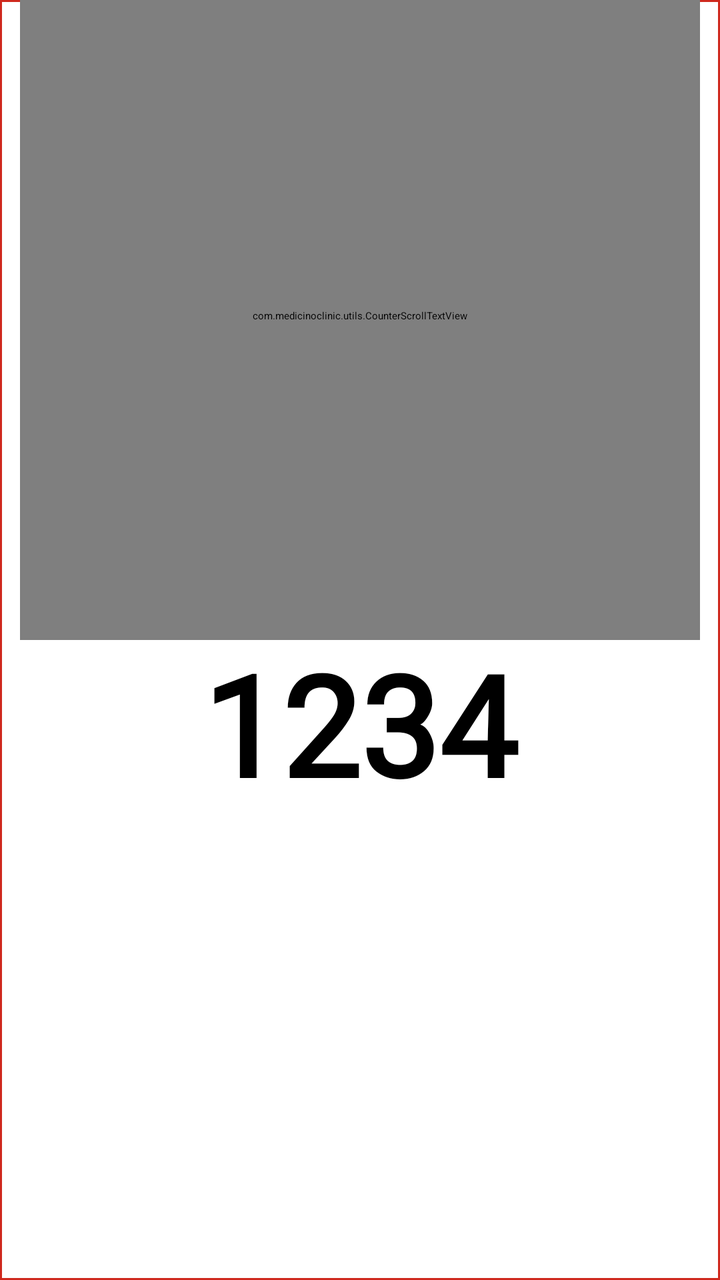
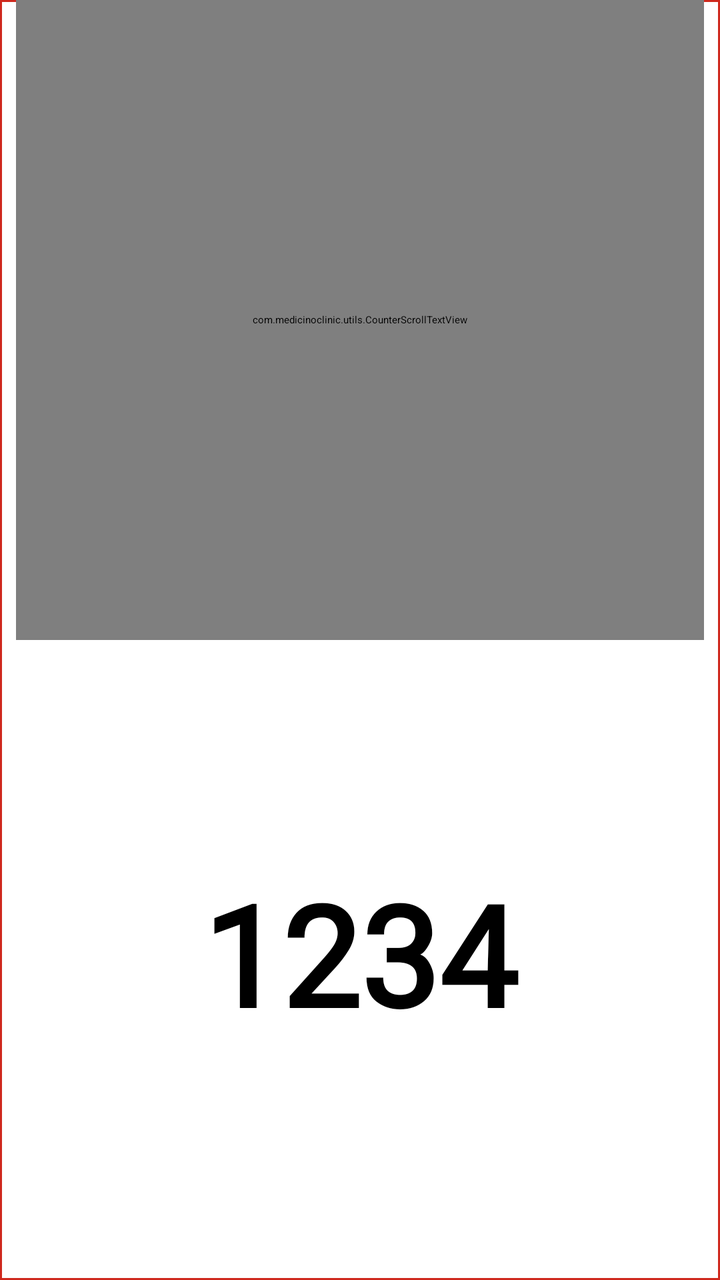

An Android layout rendered at two revisions. The XML below is the earlier revision; the diff shows what the commit changed to produce the second picture.
<!-- AndroidManifest.xml: application theme Theme.MedicinoAndroidTV -->
<!-- res/layout/item_counter1.xml -->
<?xml version="1.0" encoding="utf-8"?>
<LinearLayout xmlns:android="http://schemas.android.com/apk/res/android"
    android:layout_width="match_parent"
    android:layout_height="match_parent"
    android:background="@drawable/focus"
    android:focusable="true"
    android:focusableInTouchMode="true"
    android:orientation="vertical"
    android:paddingStart="10dp"
    android:paddingEnd="10dp"
    android:weightSum="2">

    <com.medicinoclinic.utils.CounterScrollTextView
        android:id="@+id/tv_name"
        android:layout_width="match_parent"
        android:layout_height="0dp"
        android:layout_weight="1"
        android:gravity="bottom|center_horizontal"
        android:singleLine="true"
        android:text="Counter A"
        android:fontFamily="@font/poppins_regular"
        android:textColor="@color/black"
        android:textSize="50sp"
        android:textStyle="bold"
        android:paddingTop="0dp"
        android:paddingBottom="4dp"
        android:lineSpacingExtra="0dp"
        android:textFontWeight="900"
        android:includeFontPadding="false" />

    <TextView
        android:id="@+id/tv_token"
        android:layout_width="match_parent"
        android:layout_height="0dp"
        android:layout_weight="1"
        android:gravity="top|center_horizontal"
        android:text="1234"
        android:textColor="@android:color/black"
        android:textSize="70sp"
        android:textStyle="bold"
        android:paddingTop="4dp"
        android:fontFamily="@font/poppins_bold"
        android:paddingBottom="0dp"
        android:lineSpacingExtra="0dp"
        android:includeFontPadding="false" />

</LinearLayout>
<!-- resources referenced by this layout -->
<resources>
  <color name="black">#000000</color>
  <!-- drawable focus (drawable) -->
  <?xml version="1.0" encoding="utf-8"?>
  <selector xmlns:android="http://schemas.android.com/apk/res/android">
      <item android:state_focused="true" android:drawable="@drawable/rectangle_bg1" />
      <item android:drawable="@drawable/rectangle_bg" />
  </selector>
  <style name="Theme.MedicinoAndroidTV" parent="@style/Theme.Leanback" />
  <!-- drawable rectangle_bg1 (drawable) -->
  <?xml version="1.0" encoding="utf-8"?>
  <shape xmlns:android="http://schemas.android.com/apk/res/android">
      <solid android:color="@color/selectedBg"/>
      <stroke android:width="1dp" android:color="@color/red"/>
      <corners android:radius="1dp" />
  
  </shape>
  <!-- drawable rectangle_bg (drawable) -->
  <?xml version="1.0" encoding="utf-8"?>
  <shape xmlns:android="http://schemas.android.com/apk/res/android">
      <solid android:color="@color/white"/>
  
      <stroke android:width="1dp"
          android:color="@color/red"
          />
  
  
  
  
  
  
  
      <corners android:bottomRightRadius="0dp"
          android:bottomLeftRadius="0dp"
          android:topLeftRadius="0dp"
          android:topRightRadius="0dp"/>
  </shape>
  <color name="selectedBg">#A692F3DE</color>
  <color name="red">#CF291E</color>
  <color name="white">#ffffff</color>
</resources>

<!-- the commit's change to res/layout/item_counter1.xml (unified diff, before → after) -->
@@ -3,11 +3,13 @@
     android:layout_width="match_parent"
     android:layout_height="match_parent"
     android:background="@drawable/focus"
+    android:clipChildren="true"
+    android:clipToPadding="true"
     android:focusable="true"
     android:focusableInTouchMode="true"
     android:orientation="vertical"
-    android:paddingStart="10dp"
-    android:paddingEnd="10dp"
+    android:paddingStart="8dp"
+    android:paddingEnd="8dp"
     android:weightSum="2">
 
     <com.medicinoclinic.utils.CounterScrollTextView
@@ -15,33 +17,32 @@
         android:layout_width="match_parent"
         android:layout_height="0dp"
         android:layout_weight="1"
-        android:gravity="bottom|center_horizontal"
+        android:ellipsize="none"
+        android:fontFamily="@font/poppins_regular"
+        android:gravity="center"
+        android:includeFontPadding="false"
+        android:lineSpacingExtra="0dp"
+        android:maxLines="1"
         android:singleLine="true"
         android:text="Counter A"
-        android:fontFamily="@font/poppins_regular"
         android:textColor="@color/black"
+        android:textFontWeight="900"
         android:textSize="50sp"
-        android:textStyle="bold"
-        android:paddingTop="0dp"
-        android:paddingBottom="4dp"
-        android:lineSpacingExtra="0dp"
-        android:textFontWeight="900"
-        android:includeFontPadding="false" />
+        android:textStyle="bold" />
 
     <TextView
         android:id="@+id/tv_token"
         android:layout_width="match_parent"
         android:layout_height="0dp"
         android:layout_weight="1"
-        android:gravity="top|center_horizontal"
+        android:fontFamily="@font/poppins_bold"
+        android:gravity="center"
+        android:includeFontPadding="false"
+        android:lineSpacingExtra="0dp"
+        android:maxLines="1"
         android:text="1234"
         android:textColor="@android:color/black"
         android:textSize="70sp"
-        android:textStyle="bold"
-        android:paddingTop="4dp"
-        android:fontFamily="@font/poppins_bold"
-        android:paddingBottom="0dp"
-        android:lineSpacingExtra="0dp"
-        android:includeFontPadding="false" />
+        android:textStyle="bold" />
 
 </LinearLayout>
